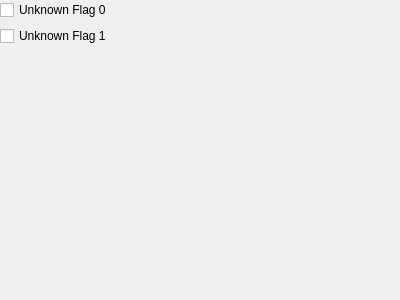
The window that native/src/ReachVariantTool/ui/main_window/page_multiplayer_settings_loadout.ui (DavidJCobb/ReachVariantEditor) describes before a commit, drawn with Qt 5.
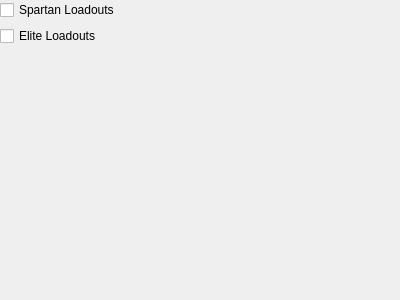
The same window after the commit.

```diff
--- a/native/src/ReachVariantTool/ui/main_window/page_multiplayer_settings_loadout.ui
+++ b/native/src/ReachVariantTool/ui/main_window/page_multiplayer_settings_loadout.ui
@@ -35,14 +35,14 @@
    <item row="1" column="0">
     <widget class="QCheckBox" name="fieldFlag1">
      <property name="text">
-      <string>Unknown Flag 1</string>
+      <string>Elite Loadouts</string>
      </property>
     </widget>
    </item>
    <item row="0" column="0">
     <widget class="QCheckBox" name="fieldFlag0">
      <property name="text">
-      <string>Unknown Flag 0</string>
+      <string>Spartan Loadouts</string>
      </property>
     </widget>
    </item>
```
